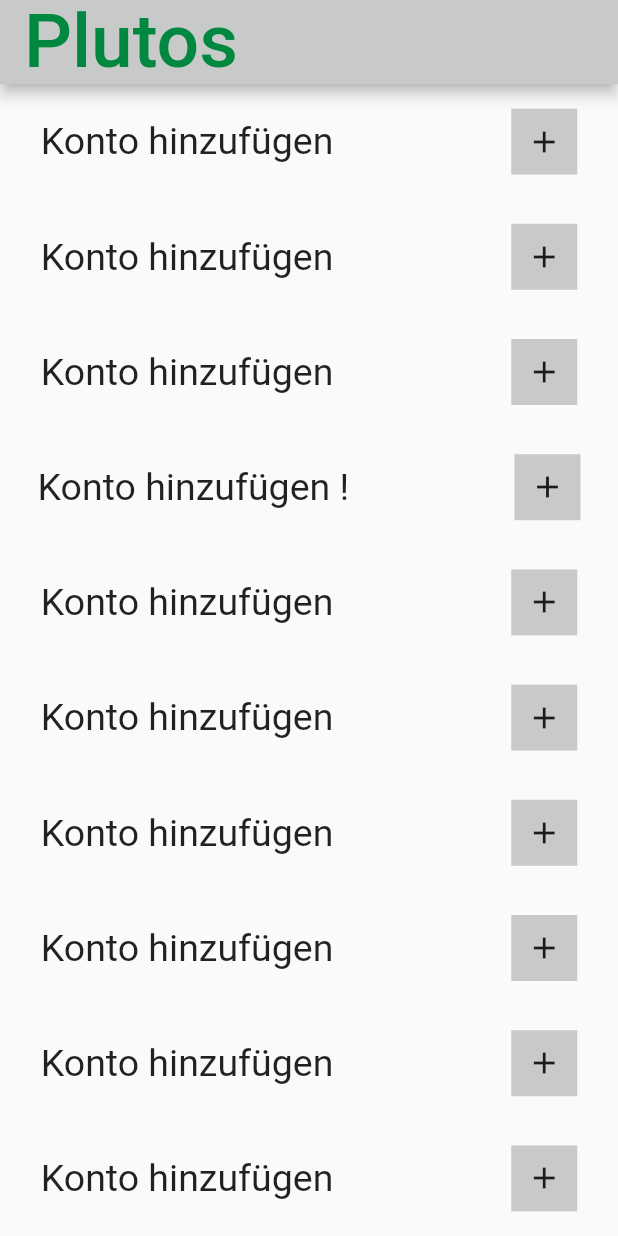
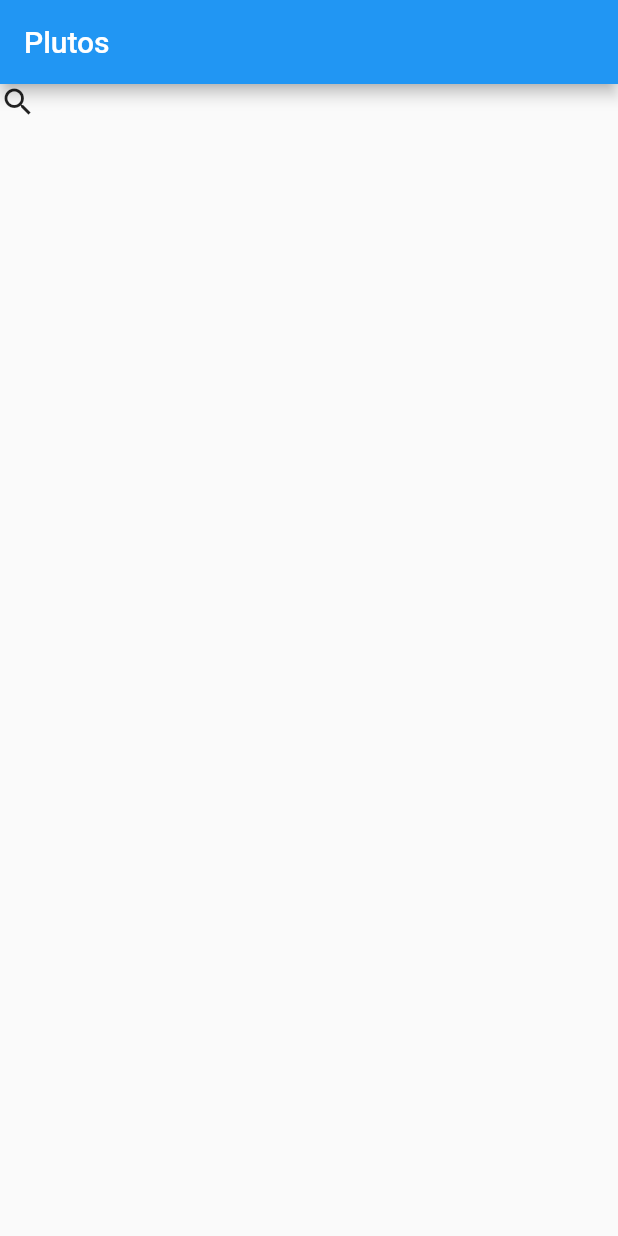
Before and after one commit to leutileuti/flutter_plutos, a Flutter app: the screen it shows after launch, on a phone screen of 412 x 824 dp. Run offline on Flutter 3.47's test engine with Material 2 defaults, Android fonts, the phone set to English and light mode, and no system bars; Roboto replaces fonts that are missing (Kategorien, Überschrift).

Commit message:
04.03.2021 19:44 Uhr

```diff
--- a/lib/constance.dart
+++ b/lib/constance.dart
@@ -1,21 +1,7 @@
-import 'package:flutter/cupertino.dart';
+
+
+
+
 import 'package:flutter/material.dart';
 
-//Colors
-const kAppBarColor = Color(0xFF008840);
-const kAddButtonColor = Color(0xFFc8caca);
-const kBodyInputWindowColor = Color(0xFF799479);
-const kContainerColor = Color(0xFF82a7ff);
-
-//Font
-const kAppBarTextStyle = TextStyle(
-  fontFamily: 'Überschrift',
-  fontSize: 50,
-  color: kAppBarColor,
-);
-
-//Konto Hinzufügen Eingabefenster
-
-const kInputWindowBodyTextStyle = TextStyle(
-  fontSize: 20,
-);
+const kAppbarColor = Color(0xFF008840);
--- a/lib/main.dart
+++ b/lib/main.dart
@@ -1,19 +1,15 @@
 import 'package:flutter/material.dart';
-import 'package:flutter_plutos/pl_windwos/pl_add_account.dart';
+import 'package:flutter_plutos/pl_windows/homescreen.dart';
 
-import 'pl_windwos/pl_add_account.dart';
-import 'pl_windwos/pl_input_window.dart';
-import 'pl_windwos/pl_input_window.dart';
 
-void main() {
-  runApp(Plutos());
-}
+void main() => runApp(Plutos());
 
 class Plutos extends StatelessWidget {
   @override
   Widget build(BuildContext context) {
     return MaterialApp(
-      home: InputWindow(),
+      home: Homescreen(
+      ),
     );
   }
 }
--- a/lib/pl_buttons/RoundButtonWidget.dart
+++ /dev/null
@@ -1,33 +0,0 @@
-import 'package:flutter/material.dart';
-import 'package:flutter_plutos/constance.dart';
-
-class RoundButtonWidget extends StatelessWidget {
-  RoundButtonWidget({
-    @required this.color,
-    @required this.isTapped,
-    @required this.addbutton,
-    @required this.borderRadius,
-
-  });
-
-  final Color color;
-  final Widget addbutton;
-  final Function isTapped;
-  final BorderRadius borderRadius;
-
-
-  @override
-  Widget build(BuildContext context) {
-    return GestureDetector(
-      onTap: isTapped,
-      child: Container(
-        child: addbutton,
-        padding: EdgeInsets.all(10),
-        decoration: BoxDecoration(
-          color: color,
-          borderRadius: borderRadius,
-        ),
-      ),
-    );
-  }
-}
--- /dev/null
+++ b/lib/pl_windows/homescreen.dart
@@ -0,0 +1,24 @@
+import 'package:flutter/material.dart';
+import 'package:flutter_plutos/constance.dart';
+
+class Homescreen extends StatelessWidget {
+  @override
+  Widget build(BuildContext context) {
+    return Scaffold(
+      appBar: AppBar(
+        title: Text('Plutos',)
+      ),
+      body: Container(
+        child: Row(
+          children: [
+            Column(
+              children: [
+                 Icon(Icons.search),
+              ],
+            ),
+          ],
+        ),
+      ),
+    );
+  }
+}
--- a/lib/pl_windwos/pl_input_window.dart
+++ /dev/null
@@ -1,219 +0,0 @@
-import 'package:flutter/material.dart';
-import 'package:flutter_plutos/constance.dart';
-import 'package:flutter_plutos/pl_buttons/RoundButtonWidget.dart';
-
-class InputWindow extends StatefulWidget {
-  @override
-  _InputWindowState createState() => _InputWindowState();
-}
-
-class _InputWindowState extends State<InputWindow> {
-  @override
-  Widget build(BuildContext context) {
-    return Scaffold(
-        appBar: AppBar(
-          title: Text(
-            'Plutos',
-            style: kAppBarTextStyle,
-          ),
-          backgroundColor: Color(0xFFc8caca),
-        ),
-        body: SafeArea(
-          child: Column(
-            children: [
-              Expanded(
-                child: Row(
-                  mainAxisAlignment: MainAxisAlignment.spaceAround,
-                  children: [
-                    Text(
-                      'Konto hinzufügen',
-                      style: TextStyle(
-                        fontSize: 25,
-                      ),
-                    ),
-                    SizedBox(width: 10),
-                    RoundButtonWidget(
-                      color: kAddButtonColor,
-                      addbutton: Icon(Icons.add),
-                      isTapped: () {},
-                    ),
-                  ],
-                ),
-              ),
-              Expanded(
-                child: Row(
-                  mainAxisAlignment: MainAxisAlignment.spaceAround,
-                  children: [
-                    Text(
-                      'Konto hinzufügen',
-                      style: TextStyle(
-                        fontSize: 25,
-                      ),
-                    ),
-                    SizedBox(width: 10),
-                    RoundButtonWidget(
-                      color: kAddButtonColor,
-                      addbutton: Icon(Icons.add),
-                      isTapped: () {},
-                    ),
-                  ],
-                ),
-              ),
-              Expanded(
-                child: Row(
-                  mainAxisAlignment: MainAxisAlignment.spaceAround,
-                  children: [
-                    Text(
-                      'Konto hinzufügen',
-                      style: TextStyle(
-                        fontSize: 25,
-                      ),
-                    ),
-                    SizedBox(width: 10),
-                    RoundButtonWidget(
-                      color: kAddButtonColor,
-                      addbutton: Icon(Icons.add),
-                      isTapped: () {},
-                    ),
-                  ],
-                ),
-              ),
-              Expanded(
-                child: Row(
-                  mainAxisAlignment: MainAxisAlignment.spaceAround,
-                  children: [
-                    Text(
-                      'Konto hinzufügen !',
-                      style: TextStyle(
-                        fontFamily: 'Kategorien',
-                        fontSize: 25,
-                      ),
-                    ),
-                    SizedBox(width: 10),
-                    RoundButtonWidget(
-                      color: kAddButtonColor,
-                      addbutton: Icon(Icons.add),
-                      isTapped: () {},
-                    ),
-                  ],
-                ),
-              ),
-              Expanded(
-                child: Row(
-                  mainAxisAlignment: MainAxisAlignment.spaceAround,
-                  children: [
-                    Text(
-                      'Konto hinzufügen',
-                      style: TextStyle(
-                        fontSize: 25,
-                      ),
-                    ),
-                    SizedBox(width: 10),
-                    RoundButtonWidget(
-                      color: kAddButtonColor,
-                      addbutton: Icon(Icons.add),
-                      isTapped: () {},
-                    ),
-                  ],
-                ),
-              ),
-              Expanded(
-                child: Row(
-                  mainAxisAlignment: MainAxisAlignment.spaceAround,
-                  children: [
-                    Text(
-                      'Konto hinzufügen',
-                      style: TextStyle(
-                        fontSize: 25,
-                      ),
-                    ),
-                    SizedBox(width: 10),
-                    RoundButtonWidget(
-                      color: kAddButtonColor,
-                      addbutton: Icon(Icons.add),
-                      isTapped: () {},
-                    ),
-                  ],
-                ),
-              ),
-              Expanded(
-                child: Row(
-                  mainAxisAlignment: MainAxisAlignment.spaceAround,
-                  children: [
-                    Text(
-                      'Konto hinzufügen',
-                      style: TextStyle(
-                        fontSize: 25,
-                      ),
-                    ),
-                    SizedBox(width: 10),
-                    RoundButtonWidget(
-                      color: kAddButtonColor,
-                      addbutton: Icon(Icons.add),
-                      isTapped: () {},
-                    ),
-                  ],
-                ),
-              ),
-              Expanded(
-                child: Row(
-                  mainAxisAlignment: MainAxisAlignment.spaceAround,
-                  children: [
-                    Text(
-                      'Konto hinzufügen',
-                      style: TextStyle(
-                        fontSize: 25,
-                      ),
-                    ),
-                    SizedBox(width: 10),
-                    RoundButtonWidget(
-                      color: kAddButtonColor,
-                      addbutton: Icon(Icons.add),
-                      isTapped: () {},
-                    ),
-                  ],
-                ),
-              ),
-              Expanded(
-                child: Row(
-                  mainAxisAlignment: MainAxisAlignment.spaceAround,
-                  children: [
-                    Text(
-                      'Konto hinzufügen',
-                      style: TextStyle(
-                        fontSize: 25,
-                      ),
-                    ),
-                    SizedBox(width: 10),
-                    RoundButtonWidget(
-                      color: kAddButtonColor,
-                      addbutton: Icon(Icons.add),
-                      isTapped: () {},
-                    ),
-                  ],
-                ),
-              ),
-              Expanded(
-                child: Row(
-                  mainAxisAlignment: MainAxisAlignment.spaceAround,
-                  children: [
-                    Text(
-                      'Konto hinzufügen',
-                      style: TextStyle(
-                        fontSize: 25,
-                      ),
-                    ),
-                    SizedBox(width: 10),
-                    RoundButtonWidget(
-                      color: kAddButtonColor,
-                      addbutton: Icon(Icons.add),
-                      isTapped: () {},
-                    ),
-                  ],
-                ),
-              ),
-            ],
-          ),
-        ));
-  }
-}
--- a/pubspec.yaml
+++ b/pubspec.yaml
@@ -48,6 +48,8 @@ flutter:
   # assets:
   #   - images/a_dot_burr.jpeg
   #   - images/a_dot_ham.jpeg
+assets:
+  - lib/assets/images/
 
   # An image asset can refer to one or more resolution-specific "variants", see
   # https://flutter.dev/assets-and-images/#resolution-aware.
@@ -61,10 +63,9 @@ flutter:
   # list giving the asset and other descriptors for the font. For
 
 
-  fonts:
+fonts:
     - family: Überschrift
       fonts:
-
         - asset: fonts/slabo27px-regular.ttf
 
     - family: Kategorien
```
Also changed, not shown: lib/pl_windwos/pl_add_account.dart (deleted, +0 -119 lines), fonts/RhodiumLibre-Regular.ttf (added), fonts/Slabo27px-Regular.ttf (added).
